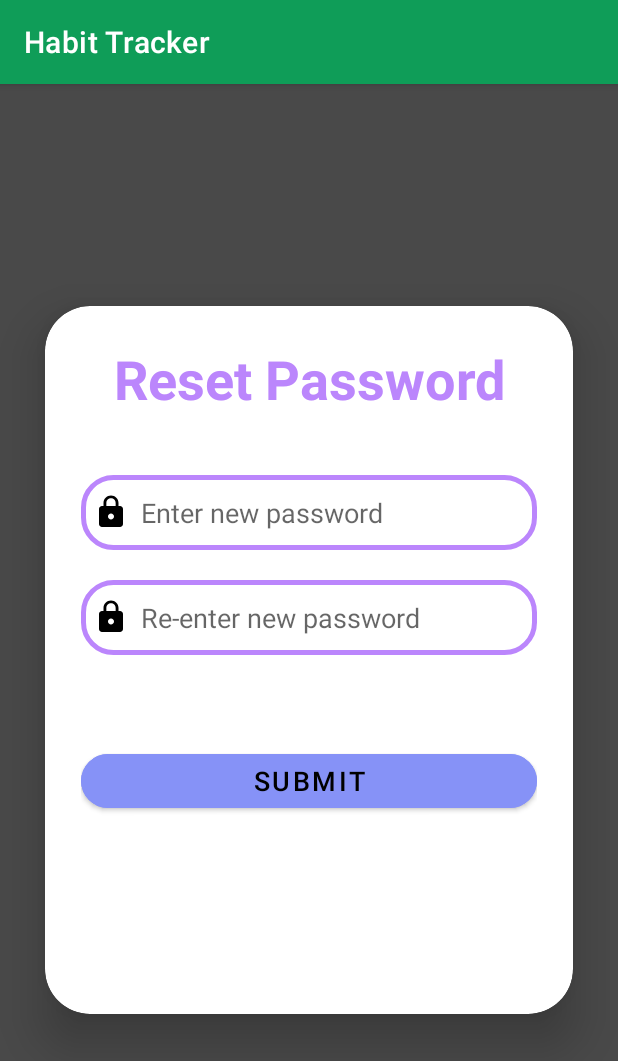
After one commit to ankit00010/HabitTracker, an Android app: the Reset_pass screen opened directly, with no data from a screen before it, on a phone screen of 412 x 824 dp. The commit adds this screen. Shown: the top 1061 px of the screen. Run offline under Robolectric (Android 15) with nearby library versions, the light colour scheme and no system bars.

Commit message:
Forget password/Reset password

```diff
--- /dev/null
+++ b/app/src/main/java/com/example/fukc/Reset_pass.java
@@ -0,0 +1,49 @@
+package com.example.fukc;
+
+import android.content.Intent;
+import android.os.Bundle;
+import android.view.View;
+import android.widget.Button;
+import android.widget.EditText;
+import android.widget.TextView;
+import android.widget.Toast;
+
+import androidx.appcompat.app.AppCompatActivity;
+
+public class Reset_pass extends AppCompatActivity {
+    EditText pass,repass;
+    Button btnverify;
+
+    DBHelper db;
+    @Override
+    protected void onCreate(Bundle savedInstanceState) {
+        super.onCreate(savedInstanceState);
+        setContentView(R.layout.reset_password);
+
+        pass=findViewById(R.id.passreset);
+        repass=findViewById(R.id.repassreset);
+
+        Intent intent = getIntent();
+        String email = intent.getStringExtra("email");
+        btnverify = (Button) findViewById(R.id.btnresetpass);
+        db =new DBHelper(this);
+        btnverify.setOnClickListener(new View.OnClickListener() {
+            @Override
+            public void onClick(View view) {
+                String vpass=pass.getText().toString();
+                String vrepass=repass.getText().toString();
+
+                if(vpass.equals(vrepass)){
+                    db.updatepass(vpass,email);
+                    Toast.makeText(Reset_pass.this, "Passwords Updated successfully", Toast.LENGTH_SHORT).show();
+                    Intent intent=new Intent(getApplicationContext(),MainActivity.class);
+                    startActivity(intent);}
+                else{
+                    Toast.makeText(Reset_pass.this, "Passwords does not match", Toast.LENGTH_SHORT).show();
+                }
+
+
+            }
+        });
+    }
+}
--- a/app/src/main/res/layout/activity_register_user.xml
+++ b/app/src/main/res/layout/activity_register_user.xml
@@ -27,7 +27,7 @@
             android:padding="24dp">
 
             <TextView
-                android:id="@+id/loginText"
+                android:id="@+id/accountverifytext"
                 android:layout_width="match_parent"
                 android:layout_height="wrap_content"
                 android:text="Register"
--- /dev/null
+++ b/app/src/main/res/layout/reset_password.xml
@@ -0,0 +1,83 @@
+<?xml version="1.0" encoding="utf-8"?>
+<LinearLayout xmlns:android="http://schemas.android.com/apk/res/android"
+    xmlns:app="http://schemas.android.com/apk/res-auto"
+    xmlns:tools="http://schemas.android.com/tools"
+    android:layout_width="match_parent"
+    android:layout_height="match_parent"
+    android:gravity="center"
+    android:background="@color/silver"
+    android:visibility="visible"
+    android:orientation="vertical"
+    tools:context=".Register_user">
+
+
+
+
+    <androidx.cardview.widget.CardView
+        android:layout_width="match_parent"
+        android:layout_height="wrap_content"
+        android:background="@drawable/custom_textfile"
+        android:layout_margin="30dp"
+        app:cardCornerRadius="30dp"
+        app:cardElevation="20dp">
+
+        <LinearLayout
+            android:layout_width="match_parent"
+            android:layout_height="472dp"
+            android:layout_gravity="center"
+            android:orientation="vertical"
+            android:padding="24dp">
+
+            <TextView
+                android:id="@+id/resetpasstext"
+                android:layout_width="match_parent"
+                android:layout_height="wrap_content"
+                android:text="Reset Password"
+                android:textAlignment="center"
+                android:textColor="@color/purple_200"
+                android:textSize="36sp"
+                android:textStyle="bold" />
+
+            <EditText
+                android:id="@+id/passreset"
+                android:layout_width="match_parent"
+                android:layout_height="50dp"
+                android:layout_marginTop="40dp"
+                android:autofillHints=""
+                android:background="@drawable/custom_textfile"
+                android:drawableLeft="@drawable/ic_baseline_lock_24"
+                android:drawablePadding="8dp"
+                android:hint="Enter new password"
+                android:padding="8dp"
+                android:textColor="@color/black"
+                android:textColorHighlight="@color/cardview_dark_background" />
+
+            <EditText
+                android:id="@+id/repassreset"
+                android:layout_width="match_parent"
+                android:layout_height="50dp"
+                android:layout_marginTop="20dp"
+                android:background="@drawable/custom_textfile"
+                android:drawableLeft="@drawable/ic_baseline_lock_24"
+                android:drawablePadding="8dp"
+                android:hint="Re-enter new password"
+                android:padding="8dp"
+                android:textColor="@color/black"
+                android:textColorHighlight="@color/cardview_dark_background" />
+
+            <Button
+                android:id="@+id/btnresetpass"
+                android:layout_width="match_parent"
+                android:layout_height="wrap_content"
+                android:layout_marginTop="60dp"
+                android:backgroundTint="@color/purple"
+                android:text="Submit"
+                android:textSize="18sp"
+                app:cornerRadius="20sp" />
+
+        </LinearLayout>
+    </androidx.cardview.widget.CardView>
+
+
+
+</LinearLayout>
```
Also changed, not shown: app/src/main/AndroidManifest.xml (+22 -0 lines), app/src/main/java/com/example/fukc/DBHelper.java (+59 -5 lines), app/src/main/java/com/example/fukc/Forget_pass.java (added, +47 -0 lines), app/src/main/java/com/example/fukc/Forget_pass2.java (added, +54 -0 lines), app/src/main/java/com/example/fukc/HomeActivity1.java (+4 -7 lines), app/src/main/java/com/example/fukc/MainActivity.java (+10 -3 lines), app/src/main/java/com/example/fukc/Register_user.java (+44 -5 lines), app/src/main/res/layout/activity_main.xml (+15 -1 lines), app/src/main/res/layout/forget_password.xml (added, +73 -0 lines), app/src/main/res/layout/forget_password2.xml (added, +83 -0 lines).
